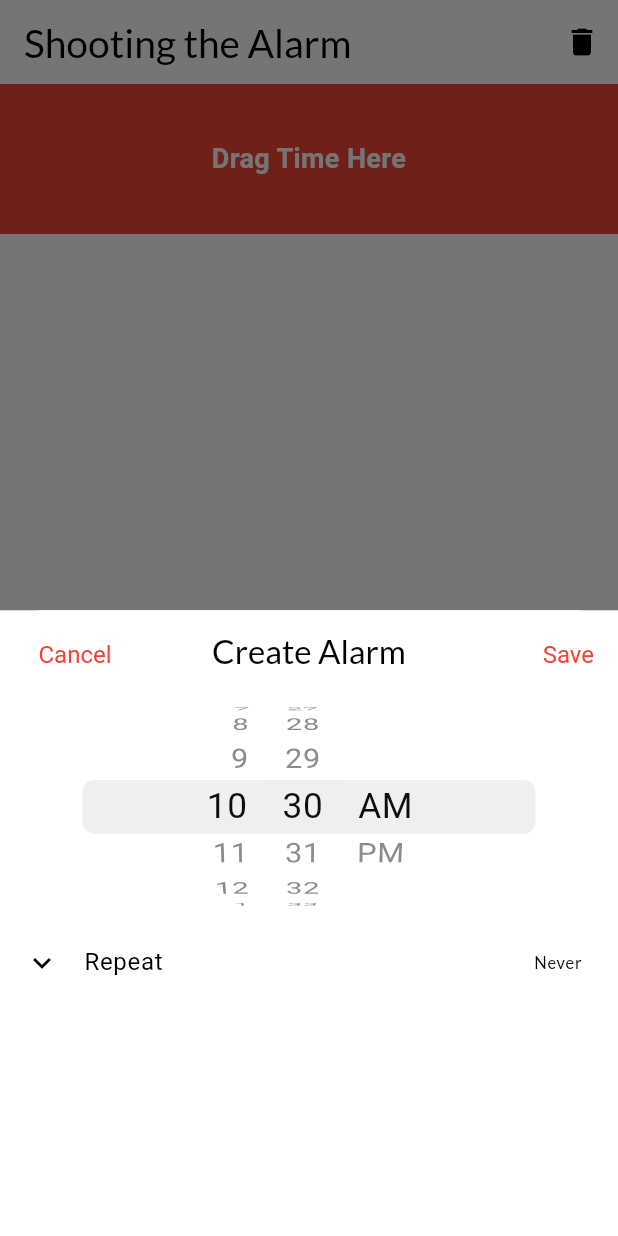
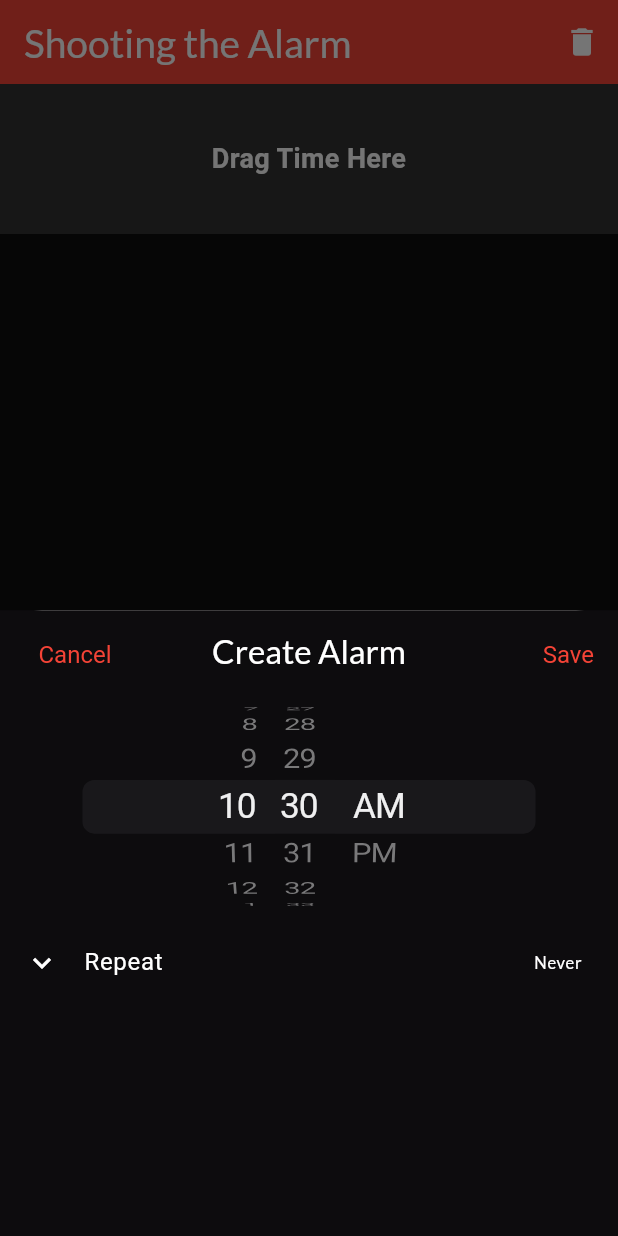
Before and after one commit to Phurinatpha/alarm_prototype, a Flutter app: the screen it shows after launch, after a tap on the "alarm add" icon, on a phone screen of 412 x 824 dp. Run offline on Flutter 3.47's test engine with Material 3 defaults, Android fonts, the phone set to English and light mode, and no system bars; our stand-ins replace awesome_notifications, flutter_local_notifications, flutter_native_timezone, flutter_svg, google_fonts, hive and 4 more; missing offline and left inert: flutter_unity_widget, tflite_flutter; accounts and stored records are empty.

Commit message:
theme change

```diff
--- a/lib/screens/home_screen.dart
+++ b/lib/screens/home_screen.dart
@@ -7,7 +7,7 @@ import 'package:flutter/material.dart';
 import 'package:flutter_svg/svg.dart';
 import 'package:provider/provider.dart';
 import 'package:clock_app/providers/model_prediction.dart';
-
+import 'package:clock_app/theme.dart';
 import '../providers/notification.dart';
 import 'alarm_ar.dart';
 class NotificationController {
@@ -66,8 +66,12 @@ class _HomeScreenState extends State<HomeScreen> {
       );
     }
     Widget build(BuildContext context) {
-    return Scaffold(
+      final dark = darkThemeData(context);
+      return Theme(
+        data: dark,
+        child: Scaffold(
           appBar: AppBar(
+            backgroundColor: Colors.red,
             centerTitle: false,
             title: Text(
               'Shooting the Alarm',
@@ -75,6 +79,7 @@ class _HomeScreenState extends State<HomeScreen> {
                 fontSize: 26,
               ),
             ),
+
             actions: [
               IconButton(
                 icon: Icon(showDeleteButtons ? Icons.check : Icons.delete),
@@ -103,7 +108,7 @@ class _HomeScreenState extends State<HomeScreen> {
                       child: Container(
                         width: double.infinity,
                         height: 100,
-                    color: Colors.red,
+                        color:  const Color(0xFF333332),
                         child: Row(
                           mainAxisAlignment: MainAxisAlignment.spaceEvenly,
                           children: [
@@ -210,7 +215,7 @@ class _HomeScreenState extends State<HomeScreen> {
                         builder: (context, candidateItems, rejectedItems) {
                           bool isDragOver = candidateItems.isNotEmpty;
                           return Container(
-                        color: isDragOver ? Colors.grey : Colors.transparent,
+                            color: isDragOver ?  const Color(0xFF717171) : Colors.transparent,
                             child: Center(
                               child: Text(
                                 isDragOver ? 'Drop Time Here' : '',
@@ -257,9 +262,11 @@ class _HomeScreenState extends State<HomeScreen> {
               elevation: 4,
               mini: false,
               shape: CircleBorder(),
+              foregroundColor: Colors.white,
             ),
           ),
           floatingActionButtonLocation: FloatingActionButtonLocation.centerFloat,
+        ),
       );
     }
   }
@@ -439,6 +446,7 @@ class CardAlarmItem extends StatelessWidget {
         child: SizedBox(
             width: cardWidth, // Set a fixed width or use constraints as needed
             height: 100.0, child: Card(
+            color: const Color(0xFF717171),
             child: ListTile(
             title: Text(
             fromTimeToString(alarm.time),
@@ -486,6 +494,7 @@ class CardAlarmItem extends StatelessWidget {
             width: 100, // Set a fixed width or use constraints as needed
             height: 100.0,
             child: Card(
+              color: const Color(0xFF333332),
             child: ListTile(
             title: Text(
             fromTimeToString(alarm.time),
--- a/lib/screens/modify_alarm_screen.dart
+++ b/lib/screens/modify_alarm_screen.dart
@@ -4,6 +4,7 @@ import 'package:clock_app/providers/alarm_provider.dart';
 import 'package:flutter/cupertino.dart';
 import 'package:flutter/material.dart';
 import 'package:provider/provider.dart';
+import 'package:clock_app/theme.dart';
 
 class ModifyAlarmScreenArg {
   final AlarmDataModel alarm;
@@ -37,7 +38,10 @@ class _ModifyAlarmScreenState extends State<ModifyAlarmScreen> {
 
   @override
   Widget build(BuildContext context) {
-    return Scaffold(
+    final dark = darkThemeData(context);
+    return Theme(
+      data : dark,
+      child: Scaffold(
         appBar: AppBar(
           title: Text(
             (_editing ? 'Update' : 'Create') + ' Alarm',
@@ -85,6 +89,11 @@ class _ModifyAlarmScreenState extends State<ModifyAlarmScreen> {
                 child: CupertinoTheme(
                   data: CupertinoThemeData(
                     brightness: Theme.of(context).brightness,
+                    textTheme:  CupertinoTextThemeData(
+                      dateTimePickerTextStyle: TextStyle(
+                        color: Colors.white, // Set the text color to white
+                      ),
+                    ),
                   ),
                   child: CupertinoDatePicker(
                     mode: CupertinoDatePickerMode.time,
@@ -133,6 +142,7 @@ class _ModifyAlarmScreenState extends State<ModifyAlarmScreen> {
             ],
           ),
         ),
+      ),
     );
   }
 }
```
Lines whose indentation alone changed are shown as unchanged.
